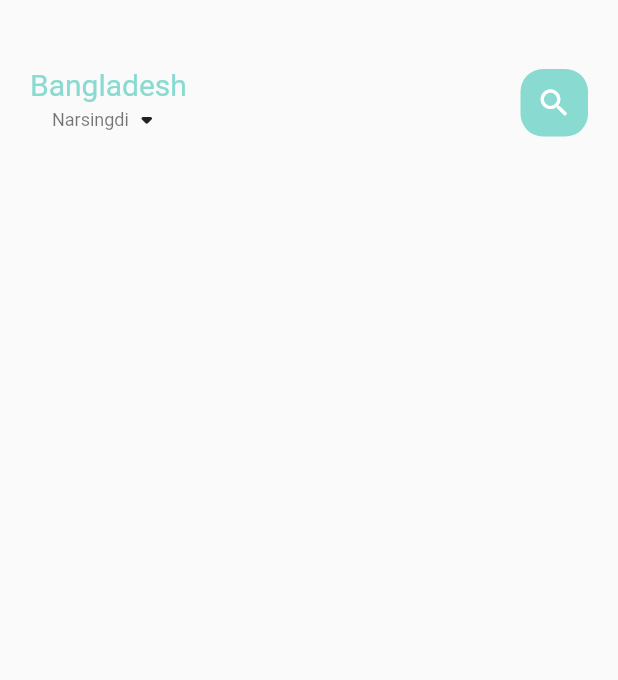
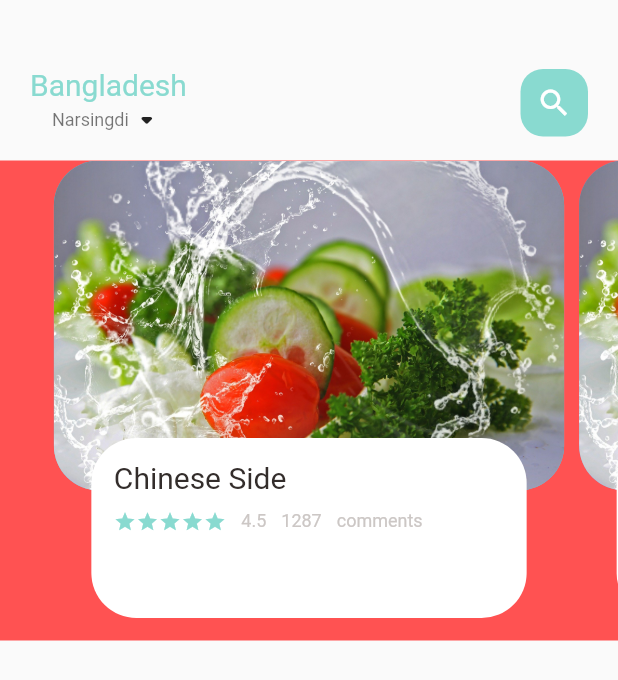
Before and after one commit to FidelisMatheus/e_commerce_app_flutter, a Flutter app: the screen it shows after launch, on a phone screen of 412 x 824 dp. Shown: the top 680 px of the screen. Run offline on Flutter 3.47's test engine with Material 2 defaults, Android fonts, the phone set to English and light mode, and no system bars.

Commit message:
Updated Food Page with Widgets

```diff
--- a/lib/home/food_page_body.dart
+++ b/lib/home/food_page_body.dart
@@ -1,3 +1,6 @@
+import 'package:e_commerce_app/utils/colors.dart';
+import 'package:e_commerce_app/widgets/big_text.dart';
+import 'package:e_commerce_app/widgets/small_text.dart';
 import 'package:flutter/material.dart';
 
 class FoodPageBody extends StatefulWidget {
@@ -8,8 +11,86 @@ class FoodPageBody extends StatefulWidget {
 }
 
 class _FoodPageBodyState extends State<FoodPageBody> {
+  //aqui dizemos se o proximo slide deve ser visivel
+  PageController pageController = PageController(viewportFraction: 0.85);
+
   @override
   Widget build(BuildContext context) {
-    return Container();
+    return Container(
+      color: Colors.redAccent,
+      height: 320,
+      child: PageView.builder(
+        controller: pageController,
+        itemCount: 5,
+        itemBuilder: ((context, position) {
+          return _buildPageItem(position);
+        }),
+      ),
+    );
+  }
+
+  Widget _buildPageItem(int index) {
+    return Stack(
+      children: [
+        Container(
+          height: 220,
+          margin: EdgeInsets.only(
+              left: 5, right: 5), //faz o espaço em branco entre as imagens
+          decoration: BoxDecoration(
+            borderRadius: BorderRadius.circular(30),
+            color: index.isEven ? Color(0xFF69c5df) : Color(0xFF9294cc),
+            image: DecorationImage(
+              fit: BoxFit.cover,
+              image: AssetImage(
+                "assets/image/food01.jpg",
+              ),
+            ),
+          ),
+        ),
+        Align(
+          alignment: Alignment.bottomCenter,
+          child: Container(
+            height: 120,
+            margin: EdgeInsets.only(left: 30, right: 30, bottom: 15),
+            decoration: BoxDecoration(
+              borderRadius: BorderRadius.circular(30),
+              color: Colors.white,
+            ),
+            child: Container(
+              padding: EdgeInsets.only(top: 15, left: 15, right: 15),
+              child: Column(
+                crossAxisAlignment: CrossAxisAlignment.start,
+                children: [
+                  BigText(text: 'Chinese Side'),
+                  SizedBox(
+                    height: 10,
+                  ),
+                  Row(
+                    children: [
+                      Wrap(
+                        children: List.generate(
+                          5,
+                          (index) => Icon(
+                            Icons.star,
+                            color: AppColors.mainColor,
+                            size: 15,
+                          ),
+                        ),
+                      ),
+                      SizedBox(width: 10),
+                      SmallText(text: '4.5'),
+                      SizedBox(width: 10),
+                      SmallText(text: '1287'),
+                      SizedBox(width: 10),
+                      SmallText(text: 'comments'),
+                    ],
+                  ),
+                ],
+              ),
+            ),
+          ),
+        ),
+      ],
+    );
   }
 }
--- a/lib/home/main_food_page.dart
+++ b/lib/home/main_food_page.dart
@@ -1,3 +1,4 @@
+import 'package:e_commerce_app/home/food_page_body.dart';
 import 'package:e_commerce_app/utils/colors.dart';
 import 'package:e_commerce_app/widgets/big_text.dart';
 import 'package:e_commerce_app/widgets/small_text.dart';
@@ -58,6 +59,7 @@ class _MainFoodPageState extends State<MainFoodPage> {
               ),
             ),
           ),
+          FoodPageBody(),
         ],
       ),
     );
```
Also changed, not shown: assets/image/comida01.png (added), assets/image/food01.jpg (added), assets/image/food02.jpg (added), assets/image/food03.jpg (added), assets/image/food04.jpg (added), assets/image/food05.jpg (added).
